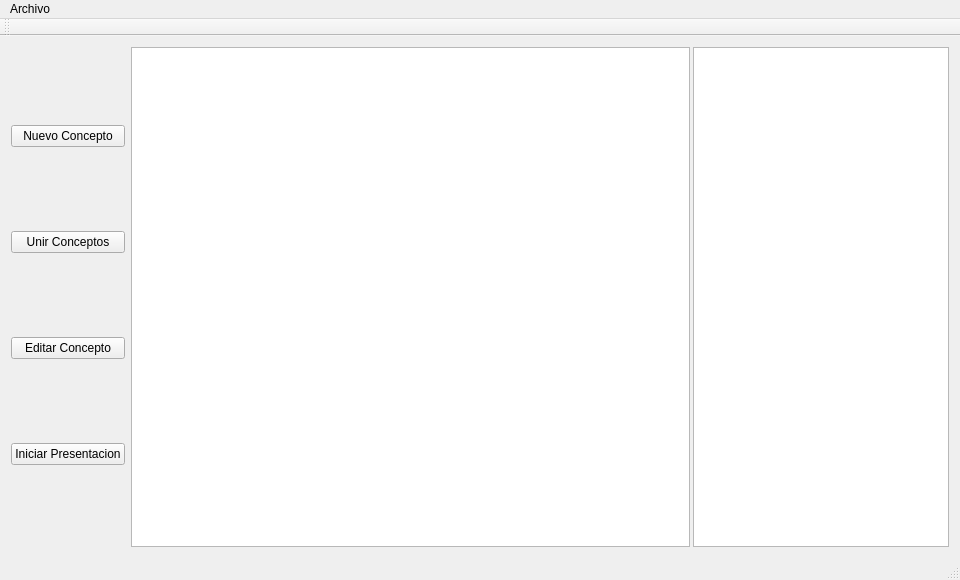
Qt form codigo/interfaz/mainwindow.ui (lenis96/proyecto) before a commit.
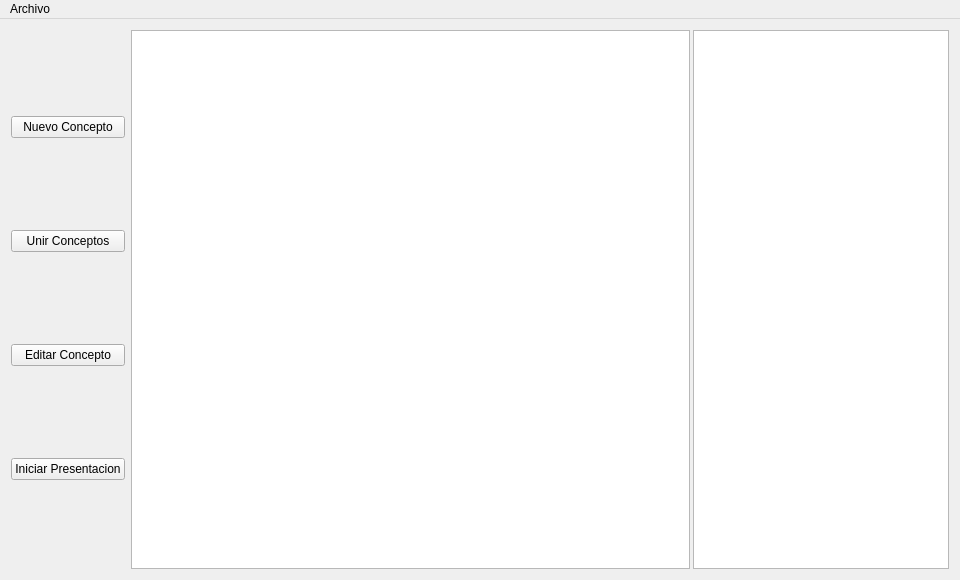
The same form after that commit.

Patch:
```diff
--- a/codigo/interfaz/mainwindow.ui
+++ b/codigo/interfaz/mainwindow.ui
@@ -7,7 +7,7 @@
     <x>0</x>
     <y>0</y>
     <width>960</width>
-    <height>463</height>
+    <height>580</height>
    </rect>
   </property>
   <property name="windowTitle">
@@ -111,15 +111,6 @@
    </widget>
    <addaction name="menuArchivo"/>
   </widget>
-  <widget class="QToolBar" name="mainToolBar">
-   <attribute name="toolBarArea">
-    <enum>TopToolBarArea</enum>
-   </attribute>
-   <attribute name="toolBarBreak">
-    <bool>false</bool>
-   </attribute>
-  </widget>
-  <widget class="QStatusBar" name="statusBar"/>
   <action name="actionNuevo_Archivo">
    <property name="text">
     <string>Nuevo Archivo</string>
```
Left out of the diff: 71 changed lines with no effect on the pictures.
